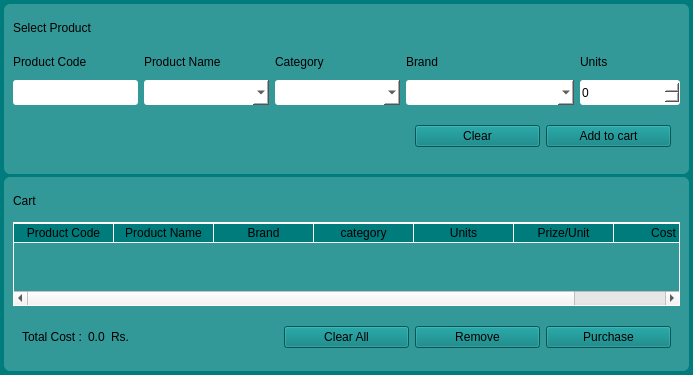
First picture: the form in ui/Purchase.ui, repository sarin32/Supermarket-Inventory-and-Sales-Management-System, before the edit.
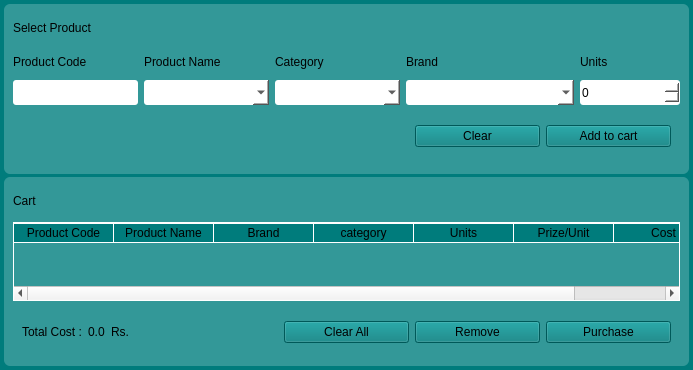
Second picture: the form after the edit.

Diff of the .ui file:
```diff
--- a/ui/Purchase.ui
+++ b/ui/Purchase.ui
@@ -7,7 +7,7 @@
     <x>0</x>
     <y>0</y>
     <width>693</width>
-    <height>375</height>
+    <height>370</height>
    </rect>
   </property>
   <property name="windowTitle">
```
